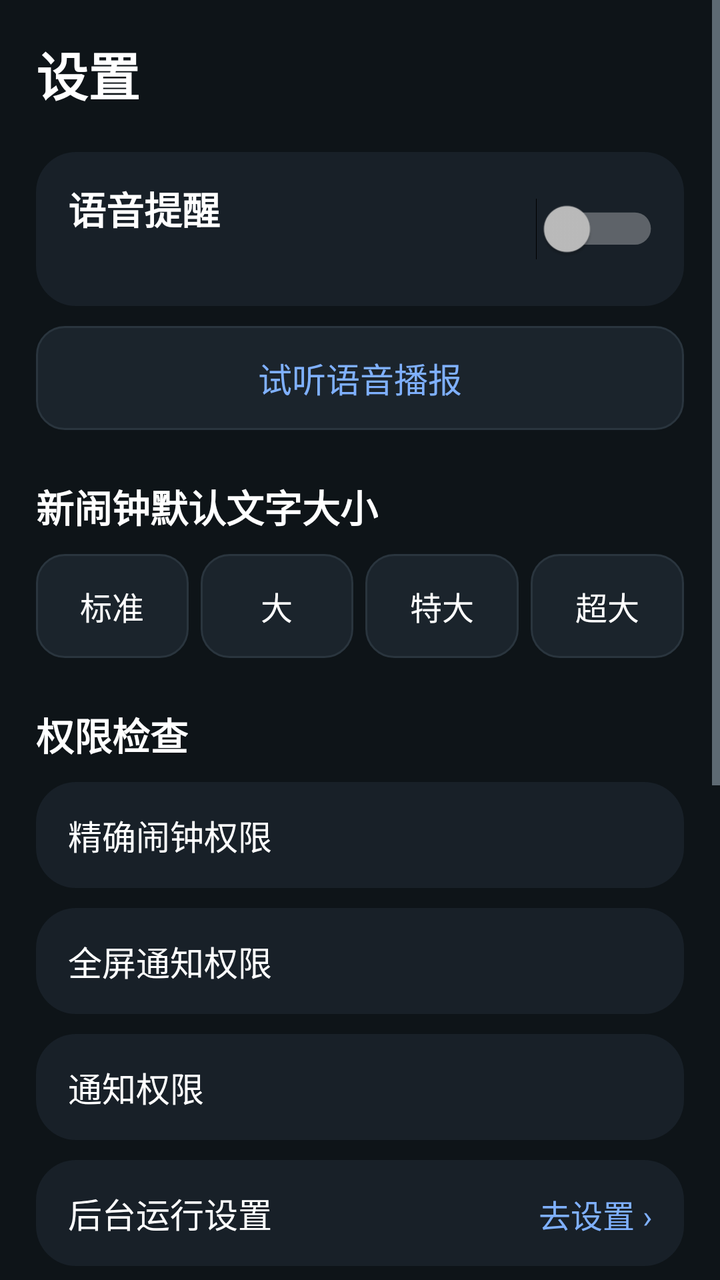
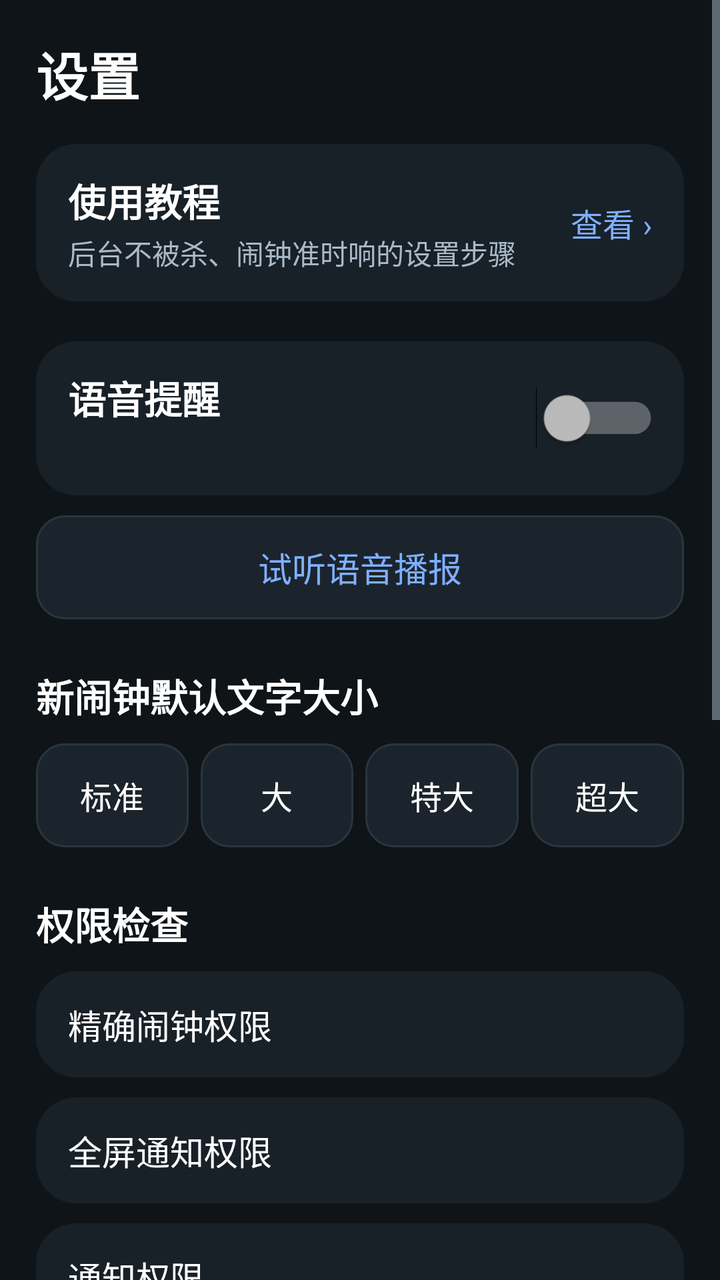

Screens rendered from an Android XML layout before and after an edit, with the pre-edit source and the edit as a unified diff.
<!-- AndroidManifest.xml: application theme AppTheme -->
<!-- res/layout/activity_settings.xml -->
<?xml version="1.0" encoding="utf-8"?>
<ScrollView xmlns:android="http://schemas.android.com/apk/res/android"
    android:layout_width="match_parent"
    android:layout_height="match_parent"
    android:background="@color/bg"
    android:fitsSystemWindows="true"
    android:fillViewport="true">

    <LinearLayout
        android:layout_width="match_parent"
        android:layout_height="wrap_content"
        android:orientation="vertical"
        android:paddingStart="18dp"
        android:paddingTop="18dp"
        android:paddingEnd="18dp"
        android:paddingBottom="32dp">

        <TextView
            android:layout_width="wrap_content"
            android:layout_height="wrap_content"
            android:text="设置"
            android:textColor="@color/text"
            android:textSize="26sp"
            android:textStyle="bold" />

        
        <LinearLayout
            android:layout_width="match_parent"
            android:layout_height="wrap_content"
            android:layout_marginTop="20dp"
            android:background="@drawable/bg_card"
            android:gravity="center_vertical"
            android:orientation="horizontal"
            android:paddingStart="16dp"
            android:paddingTop="14dp"
            android:paddingEnd="16dp"
            android:paddingBottom="14dp">

            <LinearLayout
                android:layout_width="0dp"
                android:layout_height="wrap_content"
                android:layout_weight="1"
                android:orientation="vertical">

                <TextView
                    android:layout_width="wrap_content"
                    android:layout_height="wrap_content"
                    android:text="语音提醒"
                    android:textColor="@color/text"
                    android:textSize="19sp"
                    android:textStyle="bold" />

                <TextView
                    android:id="@+id/tvVoiceStatus"
                    android:layout_width="wrap_content"
                    android:layout_height="wrap_content"
                    android:layout_marginTop="2dp"
                    android:textColor="@color/textDim"
                    android:textSize="14sp" />
            </LinearLayout>

            <Switch
                android:id="@+id/swVoice"
                android:layout_width="wrap_content"
                android:layout_height="wrap_content"
                android:scaleX="1.15"
                android:scaleY="1.15" />
        </LinearLayout>

        <TextView
            android:id="@+id/btnTestVoice"
            android:layout_width="match_parent"
            android:layout_height="52dp"
            android:layout_marginTop="10dp"
            android:background="@drawable/bg_option"
            android:gravity="center"
            android:text="试听语音播报"
            android:textColor="@color/accentLight"
            android:textSize="17sp" />

        
        <TextView
            android:layout_width="wrap_content"
            android:layout_height="wrap_content"
            android:layout_marginTop="24dp"
            android:text="新闹钟默认文字大小"
            android:textColor="@color/text"
            android:textSize="19sp"
            android:textStyle="bold" />

        <LinearLayout
            android:layout_width="match_parent"
            android:layout_height="wrap_content"
            android:layout_marginTop="10dp"
            android:orientation="horizontal">

            <TextView
                android:id="@+id/sFont0"
                android:layout_width="0dp"
                android:layout_height="52dp"
                android:layout_marginEnd="6dp"
                android:layout_weight="1"
                android:background="@drawable/bg_option"
                android:gravity="center"
                android:text="标准"
                android:textColor="@color/text"
                android:textSize="16sp" />

            <TextView
                android:id="@+id/sFont1"
                android:layout_width="0dp"
                android:layout_height="52dp"
                android:layout_marginEnd="6dp"
                android:layout_weight="1"
                android:background="@drawable/bg_option"
                android:gravity="center"
                android:text="大"
                android:textColor="@color/text"
                android:textSize="16sp" />

            <TextView
                android:id="@+id/sFont2"
                android:layout_width="0dp"
                android:layout_height="52dp"
                android:layout_marginEnd="6dp"
                android:layout_weight="1"
                android:background="@drawable/bg_option"
                android:gravity="center"
                android:text="特大"
                android:textColor="@color/text"
                android:textSize="16sp" />

            <TextView
                android:id="@+id/sFont3"
                android:layout_width="0dp"
                android:layout_height="52dp"
                android:layout_weight="1"
                android:background="@drawable/bg_option"
                android:gravity="center"
                android:text="超大"
                android:textColor="@color/text"
                android:textSize="16sp" />
        </LinearLayout>

        
        <TextView
            android:layout_width="wrap_content"
            android:layout_height="wrap_content"
            android:layout_marginTop="24dp"
            android:text="权限检查"
            android:textColor="@color/text"
            android:textSize="19sp"
            android:textStyle="bold" />

        <LinearLayout
            android:id="@+id/rowExact"
            android:layout_width="match_parent"
            android:layout_height="wrap_content"
            android:layout_marginTop="10dp"
            android:background="@drawable/bg_card"
            android:clickable="true"
            android:focusable="true"
            android:orientation="horizontal"
            android:paddingStart="16dp"
            android:paddingTop="14dp"
            android:paddingEnd="16dp"
            android:paddingBottom="14dp">

            <TextView
                android:id="@+id/tvExactName"
                android:layout_width="0dp"
                android:layout_height="wrap_content"
                android:layout_weight="1"
                android:text="精确闹钟权限"
                android:textColor="@color/text"
                android:textSize="17sp" />

            <TextView
                android:id="@+id/tvExactStatus"
                android:layout_width="wrap_content"
                android:layout_height="wrap_content"
                android:textColor="@color/accentLight"
                android:textSize="16sp" />
        </LinearLayout>

        <LinearLayout
            android:id="@+id/rowFullScreen"
            android:layout_width="match_parent"
            android:layout_height="wrap_content"
            android:layout_marginTop="10dp"
            android:background="@drawable/bg_card"
            android:clickable="true"
            android:focusable="true"
            android:orientation="horizontal"
            android:paddingStart="16dp"
            android:paddingTop="14dp"
            android:paddingEnd="16dp"
            android:paddingBottom="14dp">

            <TextView
                android:layout_width="0dp"
                android:layout_height="wrap_content"
                android:layout_weight="1"
                android:text="全屏通知权限"
                android:textColor="@color/text"
                android:textSize="17sp" />

            <TextView
                android:id="@+id/tvFullScreenStatus"
                android:layout_width="wrap_content"
                android:layout_height="wrap_content"
                android:textColor="@color/accentLight"
                android:textSize="16sp" />
        </LinearLayout>

        <LinearLayout
            android:id="@+id/rowNotif"
            android:layout_width="match_parent"
            android:layout_height="wrap_content"
            android:layout_marginTop="10dp"
            android:background="@drawable/bg_card"
            android:clickable="true"
            android:focusable="true"
            android:orientation="horizontal"
            android:paddingStart="16dp"
            android:paddingTop="14dp"
            android:paddingEnd="16dp"
            android:paddingBottom="14dp">

            <TextView
                android:layout_width="0dp"
                android:layout_height="wrap_content"
                android:layout_weight="1"
                android:text="通知权限"
                android:textColor="@color/text"
                android:textSize="17sp" />

            <TextView
                android:id="@+id/tvNotifStatus"
                android:layout_width="wrap_content"
                android:layout_height="wrap_content"
                android:textColor="@color/accentLight"
                android:textSize="16sp" />
        </LinearLayout>

        <LinearLayout
            android:id="@+id/rowBattery"
            android:layout_width="match_parent"
            android:layout_height="wrap_content"
            android:layout_marginTop="10dp"
            android:background="@drawable/bg_card"
            android:clickable="true"
            android:focusable="true"
            android:orientation="horizontal"
            android:paddingStart="16dp"
            android:paddingTop="14dp"
            android:paddingEnd="16dp"
            android:paddingBottom="14dp">

            <TextView
                android:layout_width="0dp"
                android:layout_height="wrap_content"
                android:layout_weight="1"
                android:text="后台运行设置"
                android:textColor="@color/text"
                android:textSize="17sp" />

            <TextView
                android:layout_width="wrap_content"
                android:layout_height="wrap_content"
                android:text="去设置 ›"
                android:textColor="@color/accentLight"
                android:textSize="16sp" />
        </LinearLayout>

        <TextView
            android:layout_width="match_parent"
            android:layout_height="wrap_content"
            android:layout_marginTop="26dp"
            android:background="@drawable/bg_card"
            android:lineSpacingExtra="5dp"
            android:padding="16dp"
            android:text="使用提示\n1. 请在系统设置中允许本应用「闹钟和提醒」「通知」「自启动」「后台运行」，否则闹钟可能不响或延迟。\n2. 闹钟响起后必须向右滑动才能解除，避免误触关闭。\n3. 语音播报使用手机自带的中文语音引擎，若无声请在系统的「文字转语音」中安装中文语音包。\n4. 手机重启或修改时间后，闹钟会自动重新设定。\n\n版本 1.0"
            android:textColor="@color/textDim"
            android:textSize="14sp" />
    </LinearLayout>
</ScrollView>
<!-- resources referenced by this layout -->
<resources>
  <color name="accentLight">#7FB0FF</color>
  <color name="bg">#0E1418</color>
  <color name="text">#FFFFFF</color>
  <color name="textDim">#A9BAC7</color>
  <!-- drawable bg_card (drawable) -->
  <?xml version="1.0" encoding="utf-8"?>
  <shape xmlns:android="http://schemas.android.com/apk/res/android" android:shape="rectangle">
      <solid android:color="@color/card" />
      <corners android:radius="20dp" />
  </shape>
  <!-- drawable bg_option (drawable) -->
  <?xml version="1.0" encoding="utf-8"?>
  <shape xmlns:android="http://schemas.android.com/apk/res/android" android:shape="rectangle">
      <solid android:color="#1B242C" />
      <corners android:radius="14dp" />
      <stroke android:width="1dp" android:color="#2A353E" />
  </shape>
  <style name="AppTheme" parent="android:Theme.Material.NoActionBar">
          <item name="android:colorPrimary">@color/accent</item>
          <item name="android:colorPrimaryDark">@color/bg</item>
          <item name="android:colorAccent">@color/accent</item>
          <item name="android:colorBackground">@color/bg</item>
          <item name="android:windowBackground">@color/bg</item>
          <item name="android:statusBarColor">@color/bg</item>
          <item name="android:navigationBarColor">@color/bg</item>
          <item name="android:textColorPrimary">@color/text</item>
          <item name="android:textColorSecondary">@color/textDim</item>
      </style>
  <color name="card">#182028</color>
  <color name="accent">#2F6FEB</color>
</resources>

<!-- the commit's change to res/layout/activity_settings.xml (unified diff, before → after) -->
@@ -25,6 +25,53 @@
 
         
         <LinearLayout
+            android:id="@+id/rowGuide"
+            android:layout_width="match_parent"
+            android:layout_height="wrap_content"
+            android:layout_marginTop="16dp"
+            android:background="@drawable/bg_card"
+            android:clickable="true"
+            android:focusable="true"
+            android:gravity="center_vertical"
+            android:orientation="horizontal"
+            android:paddingStart="16dp"
+            android:paddingTop="14dp"
+            android:paddingEnd="16dp"
+            android:paddingBottom="14dp">
+
+            <LinearLayout
+                android:layout_width="0dp"
+                android:layout_height="wrap_content"
+                android:layout_weight="1"
+                android:orientation="vertical">
+
+                <TextView
+                    android:layout_width="wrap_content"
+                    android:layout_height="wrap_content"
+                    android:text="使用教程"
+                    android:textColor="@color/text"
+                    android:textSize="19sp"
+                    android:textStyle="bold" />
+
+                <TextView
+                    android:layout_width="wrap_content"
+                    android:layout_height="wrap_content"
+                    android:layout_marginTop="2dp"
+                    android:text="后台不被杀、闹钟准时响的设置步骤"
+                    android:textColor="@color/textDim"
+                    android:textSize="14sp" />
+            </LinearLayout>
+
+            <TextView
+                android:layout_width="wrap_content"
+                android:layout_height="wrap_content"
+                android:text="查看 ›"
+                android:textColor="@color/accentLight"
+                android:textSize="16sp" />
+        </LinearLayout>
+
+        
+        <LinearLayout
             android:layout_width="match_parent"
             android:layout_height="wrap_content"
             android:layout_marginTop="20dp"
@@ -280,7 +327,7 @@
             android:background="@drawable/bg_card"
             android:lineSpacingExtra="5dp"
             android:padding="16dp"
-            android:text="使用提示\n1. 请在系统设置中允许本应用「闹钟和提醒」「通知」「自启动」「后台运行」，否则闹钟可能不响或延迟。\n2. 闹钟响起后必须向右滑动才能解除，避免误触关闭。\n3. 语音播报使用手机自带的中文语音引擎，若无声请在系统的「文字转语音」中安装中文语音包。\n4. 手机重启或修改时间后，闹钟会自动重新设定。\n\n版本 1.0"
+            android:text="使用提示\n1. 请在系统设置中允许本应用「闹钟和提醒」「通知」「自启动」「后台运行」，否则闹钟可能不响或延迟。\n2. 闹钟响起后必须向右滑动才能解除，避免误触关闭。\n3. 语音播报使用手机自带的中文语音引擎，若无声请在系统的「文字转语音」中安装中文语音包。\n4. 手机重启或修改时间后，闹钟会自动重新设定。\n\n版本 1.1"
             android:textColor="@color/textDim"
             android:textSize="14sp" />
     </LinearLayout>
